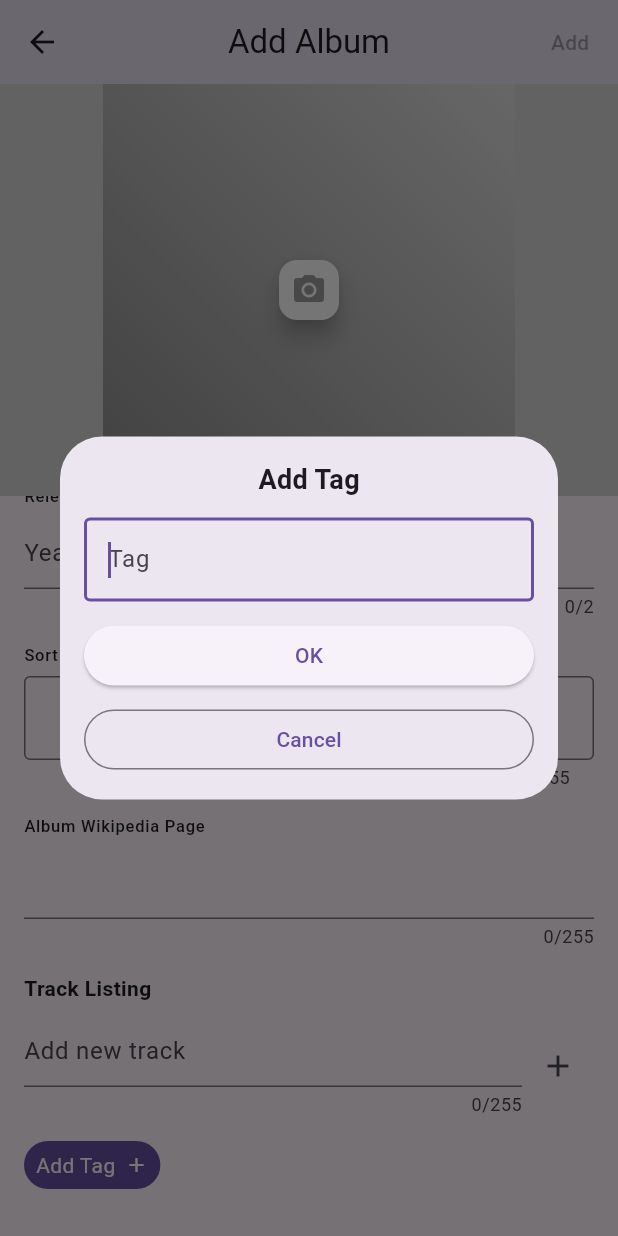
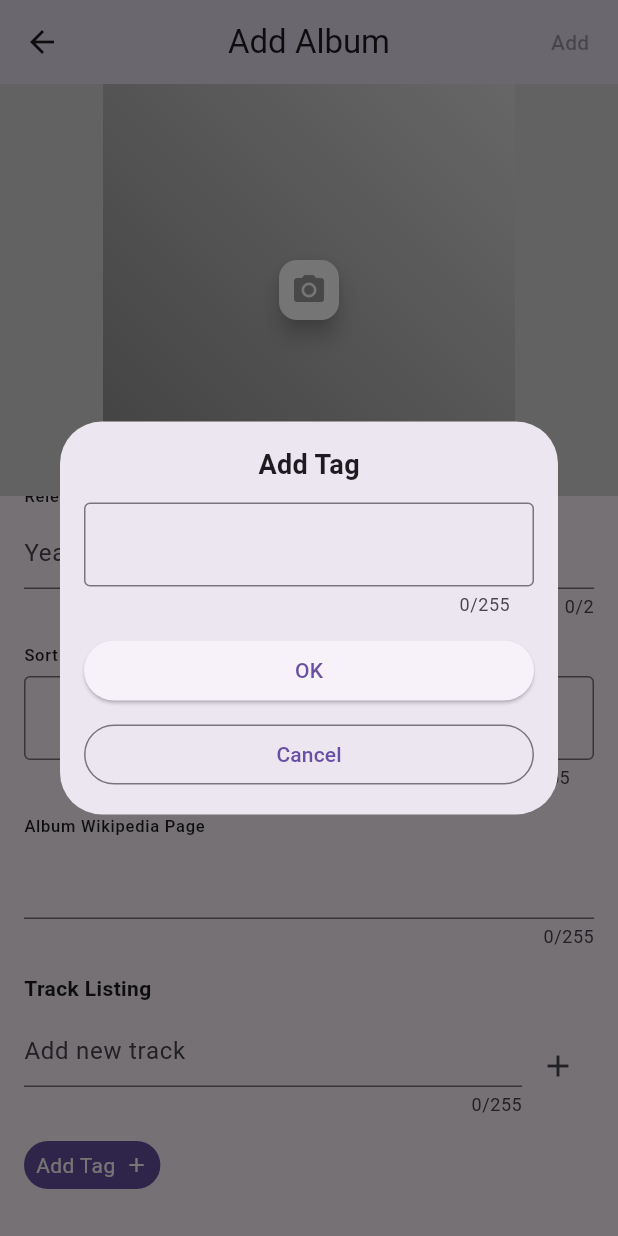
Before and after one commit to mbplautz/record_keeper, a Flutter app: the AlbumDetailsView screen opened directly, scrolled down 236 dp, after a tap on "Add Tag", on a phone screen of 412 x 824 dp. Run offline on Flutter 3.47's test engine with Material 3 defaults, Android fonts, the phone set to English and light mode, and no system bars; our stand-ins replace image_picker, sqflite, sqflite_common_ffi; accounts and stored records are empty.

Commit message:
A few additions, per requirement spec
- Tag dialog now has an autocomplete
- Tracks and Tags are now actually part of the search
- Fixed a bug where entering a quote " caused an exception

```diff
--- a/lib/main.dart
+++ b/lib/main.dart
@@ -61,7 +61,7 @@ class MyApp extends StatelessWidget {
     return MultiProvider(
       providers: [
         ChangeNotifierProvider(
-          create: (_) => AlbumProvider(albumRepository),
+          create: (_) => AlbumProvider(albumRepository, trackRepository, tagRepository),
         ),
         ChangeNotifierProvider(
           create: (_) => TrackProvider(trackRepository),
--- a/lib/providers/album_provider.dart
+++ b/lib/providers/album_provider.dart
@@ -1,6 +1,10 @@
 // lib/providers/album_provider.dart
 
 import 'package:flutter/foundation.dart';
+import 'package:record_keeper/models/tag.dart';
+import 'package:record_keeper/models/track.dart';
+import 'package:record_keeper/repositories/tag_repository.dart';
+import 'package:record_keeper/repositories/track_repository.dart';
 import '../models/album.dart';
 import '../repositories/album_repository.dart';
 
@@ -14,6 +18,8 @@ enum SortOption {
 
 class AlbumProvider extends ChangeNotifier {
   final AlbumRepository _repo;
+  final TrackRepository _trackRepo;
+  final TagRepository _tagRepo;
   List<Album> _allAlbums = [];
   List<Album> _filteredAlbums = [];
   SortOption _currentSort = SortOption.artistThenYear;
@@ -27,7 +33,7 @@ class AlbumProvider extends ChangeNotifier {
     'tags': true,
   };
 
-  AlbumProvider(this._repo);
+  AlbumProvider(this._repo, this._trackRepo, this._tagRepo);
 
   List<Album> get albums => _filteredAlbums;
   SortOption get currentSort => _currentSort;
@@ -89,6 +95,19 @@ class AlbumProvider extends ChangeNotifier {
 
   Future<void> fetchAllAlbums() async {
     _allAlbums = await _repo.getAllAlbums();
+    // Populate all of the tags and tracks in each album
+    List<Track> tracks = await _trackRepo.getAllTracks();
+    List<Tag> tags = await _tagRepo.getAllTags();
+    Map<String, Album> albumMap = {};
+    for (var a in _allAlbums) {
+      albumMap[a.id] = a;
+    }
+    for (var t in tracks) {
+      albumMap[t.albumId]?.tracks.add(t);
+    }
+    for (var t in tags) {
+      albumMap[t.albumId]?.tags.add(t);
+    }
     _applyFilters();
   }
 
@@ -146,7 +165,7 @@ class AlbumProvider extends ChangeNotifier {
       }
 
       // Handle quoted terms
-      if (token.startsWith('"') && token.endsWith('"')) {
+      if (token.length > 1 && token.startsWith('"') && token.endsWith('"')) {
         token = token.substring(1, token.length - 1);
         token = token.replaceAll(r'\"', '"'); // unescape quotes
         token = token.replaceAll(r'\\', r'\'); // unescape backslashes
--- a/lib/providers/tag_provider.dart
+++ b/lib/providers/tag_provider.dart
@@ -35,6 +35,10 @@ class TagProvider extends ChangeNotifier {
     }
   }
 
+  Future<List<String>> getDistinctTagList() async {
+    return await _repo.getDistinctTagList();
+  }
+
   void clearTags() {
     tags.length = 0;
   }
--- a/lib/repositories/sqlite/album_repository_impl.dart
+++ b/lib/repositories/sqlite/album_repository_impl.dart
@@ -71,7 +71,7 @@ class AlbumRepositoryImpl implements AlbumRepository {
   Future<List<Album>> getAllAlbums() async {
     final db = await _db.database;
     final maps = await db.query('albums');
-    return maps.map((m) => Album.fromMap(m)).toList();
+    return maps.map((m) => Album.fromMap(m, tracks: [], tags: [])).toList();
   }
 
   @override
--- a/lib/repositories/sqlite/tag_repository_impl.dart
+++ b/lib/repositories/sqlite/tag_repository_impl.dart
@@ -39,6 +39,16 @@ class TagRepositoryImpl implements TagRepository {
   }
 
   @override
+  Future<List<String>> getDistinctTagList() async {
+    final db = await _db.database;
+    final result = await db.query('tags',
+      distinct: true,
+      columns: ['tag']
+    );
+    return result.map((m) => m['tag'] as String).toList();
+  }
+
+  @override
   Future<Tag?> getTagById(int tagId) async {
     final db = await _db.database;
     final maps = await db.query(
@@ -50,6 +60,15 @@ class TagRepositoryImpl implements TagRepository {
       return Tag.fromMap(maps.first);
     }
     return null;
+  }
+
+  @override
+  Future<List<Tag>> getAllTags() async {
+    final db = await _db.database;
+    final maps = await db.query(
+      'tags',
+    );
+    return maps.map((m) => Tag.fromMap(m)).toList();
   }
 
   @override
--- a/lib/repositories/tag_repository.dart
+++ b/lib/repositories/tag_repository.dart
@@ -7,6 +7,8 @@ abstract class TagRepository {
   Future<void> insertTag(Tag tag);
   Future<void> deleteTag(int tagId);
   Future<Tag?> getTagById(int tagId);
+  Future<List<String>> getDistinctTagList();
+  Future<List<Tag>> getAllTags();
 
   /// List tags by album
   Future<List<Tag>> getTagsByAlbumId(String albumId);
--- a/lib/repositories/track_repository.dart
+++ b/lib/repositories/track_repository.dart
@@ -8,6 +8,7 @@ abstract class TrackRepository {
   Future<void> updateTrack(Track track);
   Future<void> deleteTrack(int trackId);
   Future<Track?> getTrackById(int trackId);
+  Future<List<Track>> getAllTracks();
 
   /// List tracks by album
   Future<List<Track>> getTracksByAlbumId(String albumId);
--- a/lib/views/album_details_view.dart
+++ b/lib/views/album_details_view.dart
@@ -61,6 +61,7 @@ class _AlbumDetailsViewState extends State<AlbumDetailsView> {
 
   List<String> _distinctArtists = [];
   List<String> _distinctSortArtists = [];
+  List<String> _distinctTags = [];
 
   // Helpers to access providers
   AlbumProvider get _albumProv => context.read<AlbumProvider>();
@@ -121,6 +122,7 @@ class _AlbumDetailsViewState extends State<AlbumDetailsView> {
     WidgetsBinding.instance.addPostFrameCallback((_) async {
       _distinctArtists = await _albumProv.getDistinctArtistList();
       _distinctSortArtists = await _albumProv.getDistinctSortArtistList();
+      _distinctTags = await _tagProv.getDistinctTagList();
     });
   }
 
@@ -354,14 +356,7 @@ class _AlbumDetailsViewState extends State<AlbumDetailsView> {
               children: [
                 const Text('Add Tag', style: TextStyle(fontSize: 18, fontWeight: FontWeight.bold)),
                 const SizedBox(height: 12),
-                TextField(
-                  controller: _tagController,
-                  autofocus: true,
-                  decoration: const InputDecoration(
-                    border: OutlineInputBorder(),
-                    hintText: 'Tag',
-                  ),
-                ),
+                _buildTagAutocomplete(),
                 const SizedBox(height: 12),
                 Column(
                   crossAxisAlignment: CrossAxisAlignment.stretch,
@@ -730,6 +725,33 @@ class _AlbumDetailsViewState extends State<AlbumDetailsView> {
       },
     );
   }
+  Widget _buildTagAutocomplete() {
+    return Autocomplete<String>(
+      optionsBuilder: (TextEditingValue val) {
+        if (val.text.isEmpty) return const Iterable.empty();
+        final lower = val.text.toLowerCase();
+        return _distinctTags
+            .where((a) => a.toLowerCase().contains(lower))
+            .toList()
+          ..sort((a, b) => a.toLowerCase().compareTo(b.toLowerCase()));
+      },
+      onSelected: (selection) => _tagController.text = selection,
+      fieldViewBuilder: (ctx, ctrl, focus, onSubmit) {
+        ctrl.text = _tagController.text;
+        ctrl.selection = _tagController.selection;
+        ctrl.addListener(() {
+          _tagController.text = ctrl.text;
+          _tagController.selection = ctrl.selection;
+        });
+        return TextField(
+          controller: ctrl,
+          focusNode: focus,
+          decoration: const InputDecoration(border: OutlineInputBorder()),
+          maxLength: 255,
+        );
+      },
+    );
+  }
 
   @override
   Widget build(BuildContext context) {
```
Also changed, not shown: lib/repositories/sqlite/track_repository_impl.dart (+9 -0 lines).
